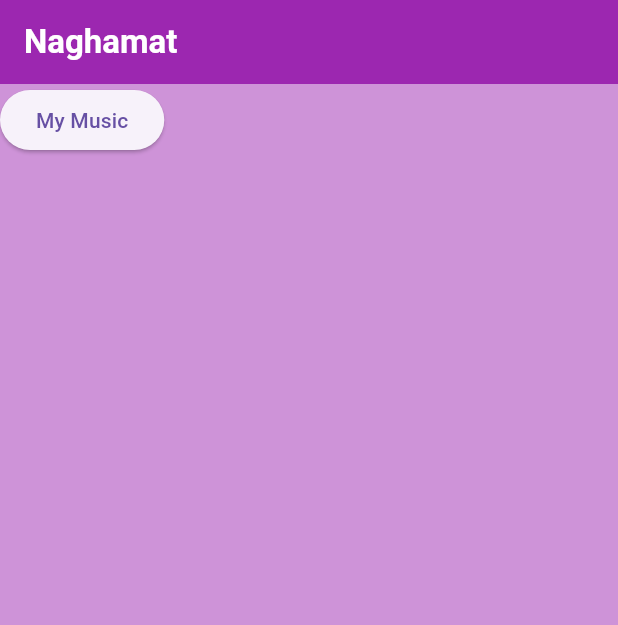
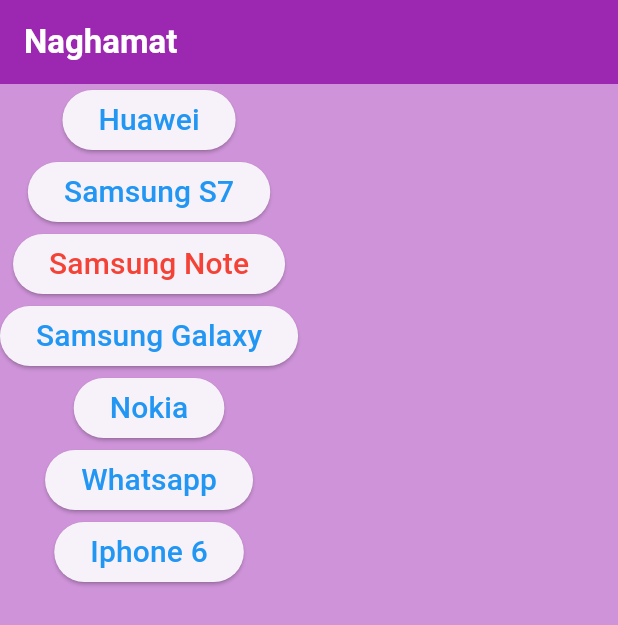
Before and after one commit to Hichri-Mohamed-Yassine/naghamat_app, a Flutter app: the screen it shows after launch, on a phone screen of 412 x 824 dp. Shown: the top 625 px of the screen. Run offline on Flutter 3.47's test engine with Material 3 defaults, Android fonts, the phone set to English and light mode, and no system bars; our stand-ins replace audioplayers.

Commit message:
adding ringtones for each button

```diff
--- a/lib/main.dart
+++ b/lib/main.dart
@@ -10,6 +10,11 @@
 
   @override
   Widget build(BuildContext context) {
+    void playMusic(int musicNumber) async {
+      final player = AudioPlayer();
+      await player.play(AssetSource('music-$musicNumber.mp3'));
+    }
+
     return MaterialApp(
       home: Scaffold(
         backgroundColor: Colors.purple[200],
@@ -27,11 +32,67 @@
           children: [
             ElevatedButton(
               onPressed: () {
-                final player = AudioPlayer();
-                player.play(AssetSource('assets/music-2.mp3'));
+                playMusic(1);
               },
-              child: const Text("My Music"),
-            )
+              child: const Text(
+                "Huawei",
+                style: TextStyle(fontSize: 20.0, color: Colors.blue),
+              ),
+            ),
+            ElevatedButton(
+              onPressed: () {
+                playMusic(2);
+              },
+              child: const Text(
+                "Samsung S7",
+                style: TextStyle(fontSize: 20.0, color: Colors.blue),
+              ),
+            ),
+            ElevatedButton(
+              onPressed: () {
+                playMusic(3);
+              },
+              child: const Text(
+                "Samsung Note",
+                style: TextStyle(fontSize: 20.0, color: Colors.red),
+              ),
+            ),
+            ElevatedButton(
+              onPressed: () {
+                playMusic(4);
+              },
+              child: const Text(
+                "Samsung Galaxy",
+                style: TextStyle(fontSize: 20.0, color: Colors.blue),
+              ),
+            ),
+            ElevatedButton(
+              onPressed: () {
+                playMusic(5);
+              },
+              child: const Text(
+                "Nokia",
+                style: TextStyle(fontSize: 20.0, color: Colors.blue),
+              ),
+            ),
+            ElevatedButton(
+              onPressed: () {
+                playMusic(6);
+              },
+              child: const Text(
+                "Whatsapp",
+                style: TextStyle(fontSize: 20.0, color: Colors.blue),
+              ),
+            ),
+            ElevatedButton(
+              onPressed: () {
+                playMusic(7);
+              },
+              child: const Text(
+                "Iphone 6",
+                style: TextStyle(fontSize: 20.0, color: Colors.blue),
+              ),
+            ),
           ],
         ),
       ),
```
